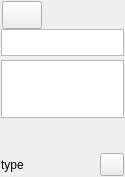
First picture: the form in ui/scene_card.ui, repository zkovari/plotlyst, before the edit.
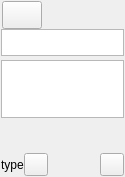
Second picture: the form after the edit. Custom widgets are drawn as their Qt base class.

Patch:
```diff
--- a/ui/scene_card.ui
+++ b/ui/scene_card.ui
@@ -323,6 +323,29 @@
           </property>
          </widget>
         </item>
+        <item alignment="Qt::AlignLeft">
+         <widget class="QToolButton" name="btnPlotProgress">
+          <property name="text">
+           <string/>
+          </property>
+          <property name="transparent" stdset="0">
+           <bool>true</bool>
+          </property>
+         </widget>
+        </item>
+        <item>
+         <spacer name="horizontalSpacer">
+          <property name="orientation">
+           <enum>Qt::Horizontal</enum>
+          </property>
+          <property name="sizeHint" stdset="0">
+           <size>
+            <width>40</width>
+            <height>20</height>
+           </size>
+          </property>
+         </spacer>
+        </item>
         <item>
          <widget class="SceneStageButton" name="btnStage"/>
         </item>
```
